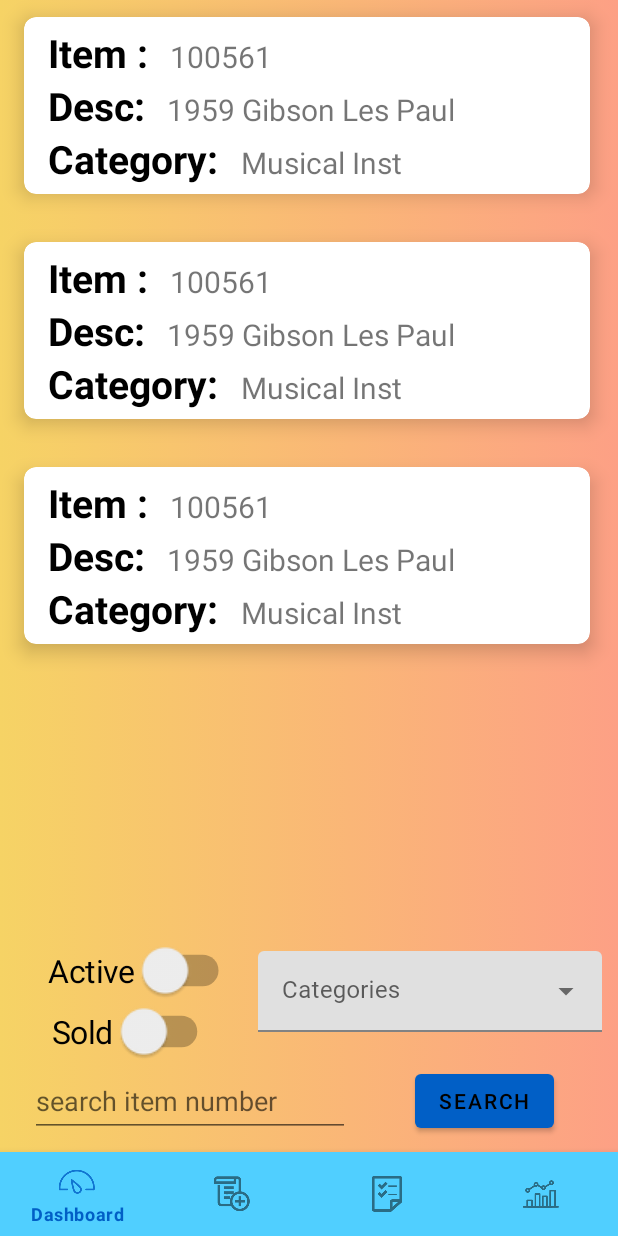
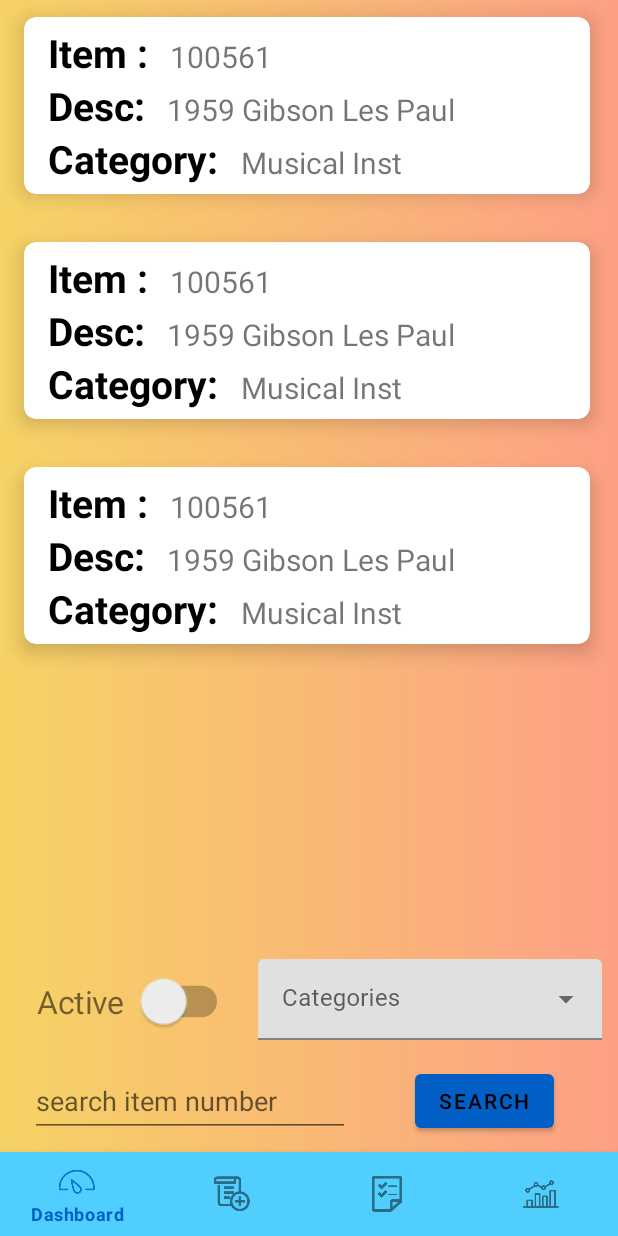
Before and after one commit to Teggenberg/NardDogsApp, an Android app: the layout activity_view_inventory.xml on its own in the app's theme, with its tools: preview values and no code run, on a phone screen of 412 x 824 dp. Run offline under Robolectric (Android 15) with nearby library versions, the phone set to English and light mode, and no system bars.

Commit message:
updated switch for ViewInventory

```diff
--- a/app/src/main/java/com/example/narddogsinventory/ViewInventory.kt
+++ b/app/src/main/java/com/example/narddogsinventory/ViewInventory.kt
@@ -113,42 +113,54 @@
         // set adapter to the autocomplete tv to the arrayAdapter
         auto.setAdapter(adapter)
 
+        val switchActiveSold = findViewById<Switch>(R.id.switch_active_sold)
+        val textViewActiveSold = findViewById<TextView>(R.id.text_view_active_sold)
 
-        val activeSwitch = findViewById<Switch>(R.id.activeSwitch)
-        val soldSwitch = findViewById<Switch>(R.id.soldSwitch)
-
-        activeSwitch.setOnCheckedChangeListener { buttonView, isChecked ->
-            // @Tim you do not need to use this but just an idea going your way
-
-//            THE buttonView parameter it is not used in this specific implementation
-//            of the listener, but it is passed as a parameter
-//            to the listener method and can be used to access and interact with
-//            the Switch widget. The isChecked parameter is
-//            used to determine the state of the Switch widget and
-//            perform different operations based on that state.
-
+        switchActiveSold.setOnCheckedChangeListener { _, isChecked ->
             if (isChecked) {
-
+                textViewActiveSold.text = "Sold"
             } else {
+                textViewActiveSold.text = "Active"
+            }
+        }
 
 
-            }
 
-        }
+//        val activeSwitch = findViewById<Switch>(R.id.activeSwitch)
+//        val soldSwitch = findViewById<Switch>(R.id.soldSwitch)
+//
+//        activeSwitch.setOnCheckedChangeListener { buttonView, isChecked ->
+//            // @Tim you do not need to use this but just an idea going your way
+//
+////            THE buttonView parameter it is not used in this specific implementation
+////            of the listener, but it is passed as a parameter
+////            to the listener method and can be used to access and interact with
+////            the Switch widget. The isChecked parameter is
+////            used to determine the state of the Switch widget and
+////            perform different operations based on that state.
+//
+//            if (isChecked) {
+//
+//            } else {
+//
+//
+//            }
+//
+//        }
 
-        soldSwitch.setOnCheckedChangeListener { buttonView, isChecked ->
-            // @Tim you do not need to use this but just an idea going your way
-
-            if (isChecked) {
-
-
-            }
-            else {
-
-
-            }
-
-        }
+//        soldSwitch.setOnCheckedChangeListener { buttonView, isChecked ->
+//            // @Tim you do not need to use this but just an idea going your way
+//
+//            if (isChecked) {
+//
+//
+//            }
+//            else {
+//
+//
+//            }
+//
+//        }
 
 
 
--- a/app/src/main/res/layout/activity_view_inventory.xml
+++ b/app/src/main/res/layout/activity_view_inventory.xml
@@ -55,30 +55,32 @@
         app:layout_constraintStart_toEndOf="@+id/etItemNumber" />
 
     <Switch
-        android:id="@+id/activeSwitch"
+        android:id="@+id/switch_active_sold"
         android:layout_width="wrap_content"
         android:layout_height="wrap_content"
-        android:layout_marginStart="45dp"
-        android:layout_marginTop="5dp"
-        android:padding="8dp"
+        android:layout_marginTop="20dp"
+        android:padding="14dp"
+        android:scaleX="1.5"
+        android:scaleY="1.5"
+        android:textOff="Active"
+        android:textOn="Sold"
+        app:layout_constraintStart_toEndOf="@+id/text_view_active_sold"
+        app:layout_constraintTop_toBottomOf="@+id/inventoryList" />
+
+    <TextView
+        android:id="@+id/text_view_active_sold"
+        android:layout_width="wrap_content"
+        android:layout_height="wrap_content"
+        android:layout_marginStart="20dp"
+        android:layout_marginTop="20dp"
+        android:padding="14dp"
         android:scaleX="1.5"
         android:scaleY="1.5"
         android:text="Active"
+        app:layout_constraintEnd_toStartOf="@+id/switch_active_sold"
         app:layout_constraintStart_toStartOf="parent"
         app:layout_constraintTop_toBottomOf="@+id/inventoryList" />
 
-    <Switch
-        android:id="@+id/soldSwitch"
-        android:layout_width="wrap_content"
-        android:layout_height="wrap_content"
-        android:layout_marginStart="45dp"
-        android:layout_marginTop="5dp"
-        android:padding="8dp"
-        android:scaleX="1.5"
-        android:scaleY="1.5"
-        android:text="Sold"
-        app:layout_constraintStart_toStartOf="parent"
-        app:layout_constraintTop_toBottomOf="@+id/activeSwitch" />
 
     <com.google.android.material.textfield.TextInputLayout
         android:id="@+id/invtextInputLayout"
@@ -86,7 +88,7 @@
         android:layout_width="230dp"
         android:layout_height="wrap_content"
         android:layout_marginStart="100dp"
-        android:layout_marginTop="10dp"
+        android:layout_marginTop="15dp"
         android:layout_marginEnd="10dp"
         app:layout_constraintEnd_toEndOf="parent"
         app:layout_constraintHorizontal_bias="1.0"
```
